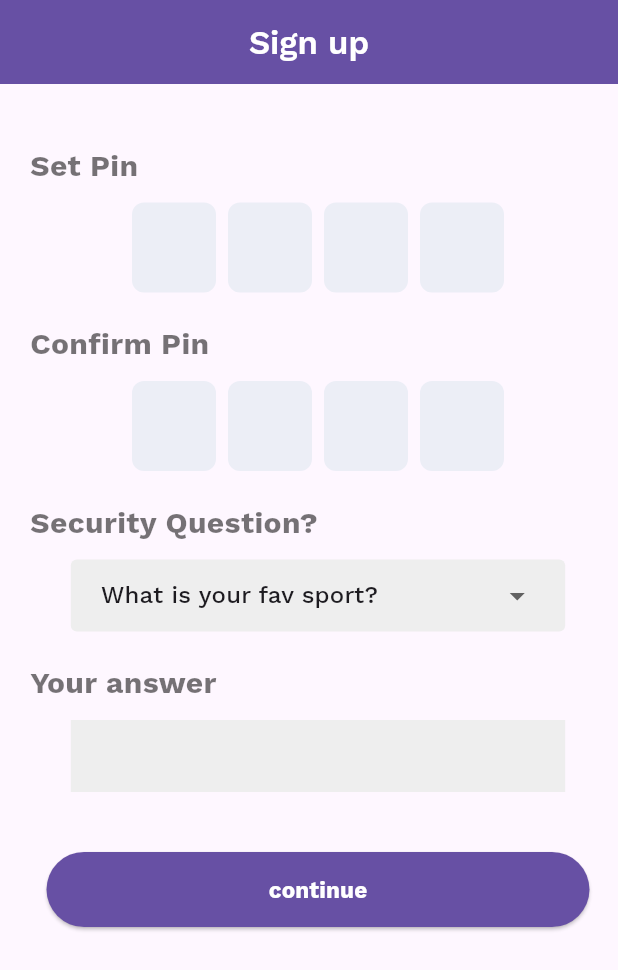
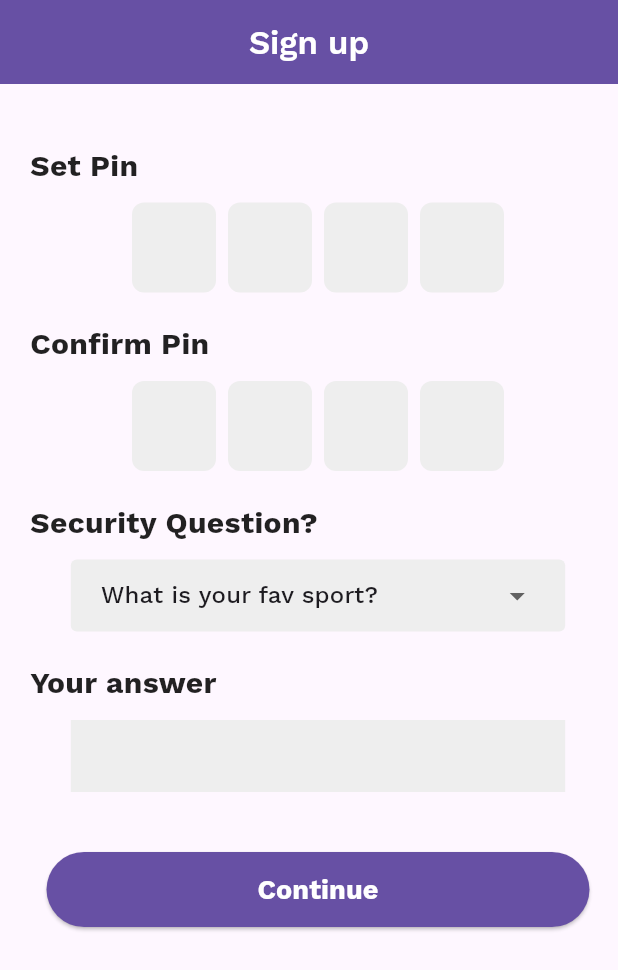
Before and after one commit to Godwin-Benjamin-Dass/daily_task_app, a Flutter app: the screen it shows after launch, on a phone screen of 412 x 824 dp. Shown: the top 970 px of the screen. Run offline on Flutter 3.47's test engine with Material 3 defaults, Android fonts, the phone set to English and light mode, and no system bars; drawn by our look-alikes of pinput; our stand-ins replace fluttertoast, shared_preferences, sqflite; missing offline and left inert: custom_date_range_picker, day_night_time_picker, easy_pie_chart; accounts and stored records are empty.

Commit message:
Login and register flow UI updated

```diff
--- a/lib/login_flow/registerPage.dart
+++ b/lib/login_flow/registerPage.dart
@@ -47,6 +47,7 @@ class _RegisterPageState extends State<RegisterPage> {
         backgroundColor: Theme.of(context).primaryColor,
         automaticallyImplyLeading: widget.isFromLogin,
         centerTitle: true,
+        iconTheme: IconThemeData(color: Colors.white),
         title: Text(
           widget.isFromLogin ? "Reset Pin" : "Sign up",
           style: const TextStyle(
@@ -66,7 +67,7 @@ class _RegisterPageState extends State<RegisterPage> {
                 "Set Pin",
                 style: TextStyle(
                   fontWeight: FontWeight.bold,
-                  color: Colors.black54,
+                  color: Colors.black87,
                   fontSize: 20,
                 ),
               ),
@@ -77,6 +78,18 @@ class _RegisterPageState extends State<RegisterPage> {
                   child: Pinput(
                 controller: pin,
                 obscureText: true,
+                defaultPinTheme: PinTheme(
+                  width: 56,
+                  height: 60,
+                  textStyle: TextStyle(
+                    fontSize: 20,
+                    color: Colors.black,
+                  ),
+                  decoration: BoxDecoration(
+                    color: Colors.grey.shade200,
+                    borderRadius: BorderRadius.circular(8),
+                  ),
+                ),
               )),
               const SizedBox(
                 height: 20,
@@ -85,7 +98,7 @@ class _RegisterPageState extends State<RegisterPage> {
                 "Confirm Pin",
                 style: TextStyle(
                   fontWeight: FontWeight.bold,
-                  color: Colors.black54,
+                  color: Colors.black87,
                   fontSize: 20,
                 ),
               ),
@@ -96,6 +109,18 @@ class _RegisterPageState extends State<RegisterPage> {
                   child: Pinput(
                 controller: cPin,
                 obscureText: true,
+                defaultPinTheme: PinTheme(
+                  width: 56,
+                  height: 60,
+                  textStyle: TextStyle(
+                    fontSize: 20,
+                    color: Colors.black,
+                  ),
+                  decoration: BoxDecoration(
+                    color: Colors.grey.shade200,
+                    borderRadius: BorderRadius.circular(8),
+                  ),
+                ),
               )),
               const SizedBox(
                 height: 20,
@@ -104,7 +129,7 @@ class _RegisterPageState extends State<RegisterPage> {
                 "Security Question?",
                 style: TextStyle(
                   fontWeight: FontWeight.bold,
-                  color: Colors.black54,
+                  color: Colors.black87,
                   fontSize: 20,
                 ),
               ),
@@ -148,7 +173,7 @@ class _RegisterPageState extends State<RegisterPage> {
                 "Your answer",
                 style: TextStyle(
                   fontWeight: FontWeight.bold,
-                  color: Colors.black54,
+                  color: Colors.black87,
                   fontSize: 20,
                 ),
               ),
@@ -191,7 +216,7 @@ class _RegisterPageState extends State<RegisterPage> {
                                 backgroundColor: Colors.red,
                                 content: const Center(
                                   child: Text(
-                                    'please fill all the details',
+                                    'Please fill all the details',
                                     style: TextStyle(
                                         color: Colors.white,
                                         fontWeight: FontWeight.bold),
@@ -212,7 +237,7 @@ class _RegisterPageState extends State<RegisterPage> {
                                 backgroundColor: Colors.red,
                                 content: const Center(
                                   child: Text(
-                                    'The pins should be equal',
+                                    'The pins should be Same',
                                     style: TextStyle(
                                         color: Colors.white,
                                         fontWeight: FontWeight.bold),
@@ -245,7 +270,7 @@ class _RegisterPageState extends State<RegisterPage> {
                                 content: Center(
                                   child: Text(
                                     widget.isFromLogin
-                                        ? "Edited Sucessfully!!"
+                                        ? "Pin Changed Sucessfully!!"
                                         : 'Thankyou for choosing us!!',
                                     style: const TextStyle(
                                         color: Colors.white,
@@ -257,10 +282,10 @@ class _RegisterPageState extends State<RegisterPage> {
                           }
                         },
                         child: const Text(
-                          "continue",
+                          "Continue",
                           style: TextStyle(
                               fontWeight: FontWeight.w700,
-                              fontSize: 15,
+                              fontSize: 18,
                               color: Colors.white),
                         ))),
               )
```
Also changed, not shown: lib/home_flow/home_screen.dart (+4 -3 lines), lib/login_flow/forgot_pin.dart (+16 -7 lines), lib/login_flow/login_page.dart (+22 -8 lines), assets/images/bg1.jpg (added).
